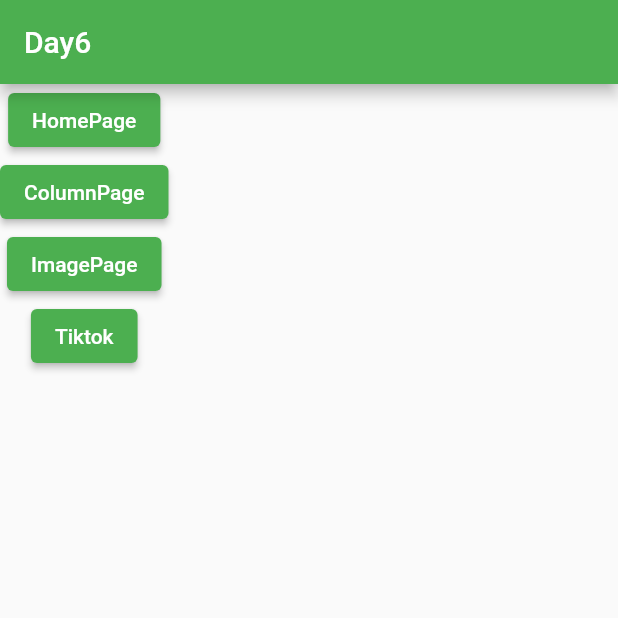
After one commit to dkdangi/Firstapp, a Flutter app: the screen it shows after launch, on a phone screen of 412 x 824 dp, the top half of it. The commit adds this screen. Run offline on Flutter 3.47's test engine with Material 2 defaults, Android fonts, the phone set to English and light mode, and no system bars.

Commit message:
'update'

```diff
--- a/lib/main.dart
+++ b/lib/main.dart
@@ -1,7 +1,5 @@
-//import 'package:first_app/pages/home_page.dart';
-import 'package:first_app/pages/column_page.dart';
-import 'package:first_app/pages/tiktok_stack.dart';
-//import 'package:first_app/pages/image_page.dart';
+
+import 'package:first_app/pages/on_generate_route.dart';
 import 'package:flutter/material.dart';
 
 void main() {
@@ -12,9 +10,23 @@ class MyApp extends StatelessWidget {
   @override
   Widget build(BuildContext context) {
     return MaterialApp(
+      theme: ThemeData(primarySwatch: Colors.deepOrange),
+      themeMode: ThemeMode.dark,
+      darkTheme: ThemeData(
+        //brightness: Brightness.dark,
+        primarySwatch: Colors.green,
+      ),
+      initialRoute: "/",
+      // routes: {
+      //   "/": (context) => Day6(),
+      //   "/image": (context) => ImagePage(),
+      //
+      // },
+      onGenerateRoute: OnGenerateRoute.route,
+
       debugShowCheckedModeBanner: false,
       title: "Flutter First App",
-      home:  TiktokStack()
+      //home:  day6()
     );
   }
 }
--- /dev/null
+++ b/lib/pages/day6.dart
@@ -0,0 +1,51 @@
+import 'package:first_app/pages/tiktok_stack.dart';
+import 'package:flutter/material.dart';
+
+
+class UserData{
+  final String username;
+  final String userId;
+
+  UserData(this.username, this.userId);
+}
+
+class Day6 extends StatelessWidget {
+  @override
+  Widget build(BuildContext context) {
+    return Scaffold(
+        appBar: AppBar(
+          title: Text("Day6"),
+        ),
+        body: Column(
+          children: [
+            ElevatedButton(
+              onPressed: (){
+                Navigator.pushNamed(context, "/homePage",arguments: UserData("Deepak", "AEN03028"));
+
+                //Navigator.push(context, MaterialPageRoute(builder: (context)=>TiktokStack(),),);
+
+              },
+              child: Text("HomePage"),
+            ),
+            ElevatedButton(
+              onPressed: (){
+                Navigator.pushNamed(context, "/columnPage");
+              },
+              child: Text("ColumnPage"),
+            ),
+            ElevatedButton(
+              onPressed: (){
+                Navigator.pushNamed(context, "/imagePage");
+              },
+              child: Text("ImagePage"),
+            ),
+            ElevatedButton(
+              onPressed: (){
+                Navigator.pushNamed(context, "/tiktok");
+              },
+              child: Text("Tiktok"),
+            ),
+          ],
+        ));
+  }
+}
--- /dev/null
+++ b/lib/pages/on_generate_route.dart
@@ -0,0 +1,56 @@
+import 'package:first_app/pages/column_page.dart';
+import 'package:first_app/pages/day6.dart';
+import 'package:first_app/pages/home_page.dart';
+import 'package:first_app/pages/image_page.dart';
+import 'package:first_app/pages/tiktok_stack.dart';
+import 'package:flutter/cupertino.dart';
+import 'package:flutter/material.dart';
+
+class OnGenerateRoute{
+  static Route<dynamic> route(RouteSettings settings){
+    final args = settings.arguments;
+    if (settings.name == "/") {
+      return MaterialPageRoute(
+        builder: (context) => Day6(),
+      );
+    }else if(settings.name=="/homePage"){
+      if (args is UserData)
+        return MaterialPageRoute(
+          builder: (context) => HomePage(args),
+        );
+      else return MaterialPageRoute(
+        builder: (_) => Scaffold(
+          appBar: AppBar(
+            title: Text("error"),
+          ),
+          body: Center(
+            child: Text("error"),
+          ),
+        ),
+      );
+    }else if(settings.name=="/columnPage"){
+      return MaterialPageRoute(
+        builder: (context) => ColumnPage(),
+      );
+    }else if(settings.name=="/imagePage"){
+      return MaterialPageRoute(
+        builder: (context) => ImagePage(),
+      );
+    }else if(settings.name=="/tiktok"){
+      return MaterialPageRoute(
+        builder: (context) => TiktokStack(),
+      );
+    } else {
+      return MaterialPageRoute(
+        builder: (_) => Scaffold(
+          appBar: AppBar(
+            title: Text("error"),
+          ),
+          body: Center(
+            child: Text("error"),
+          ),
+        ),
+      );
+    }
+  }
+  }
```
Also changed, not shown: lib/pages/home_page.dart (+6 -2 lines).
